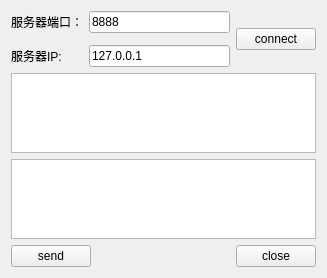
Qt form src/SimpleChat/client/clientwidget.ui (JosanSun/SimpleChat) before a commit.
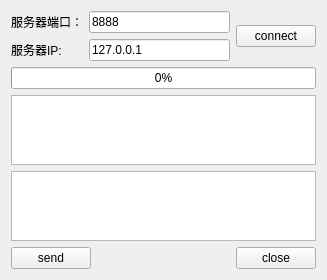
The same form after that commit.

```diff
--- a/src/SimpleChat/client/clientwidget.ui
+++ b/src/SimpleChat/client/clientwidget.ui
@@ -28,24 +28,45 @@
      </property>
     </widget>
    </item>
-   <item row="2" column="1">
+   <item row="0" column="2" rowspan="2">
+    <widget class="QPushButton" name="buttonConnect">
+     <property name="text">
+      <string>connect</string>
+     </property>
+    </widget>
+   </item>
+   <item row="1" column="0">
+    <widget class="QLabel" name="label_2">
+     <property name="text">
+      <string>服务器IP:</string>
+     </property>
+    </widget>
+   </item>
+   <item row="1" column="1">
     <widget class="QLineEdit" name="lineEditIP">
      <property name="text">
       <string>127.0.0.1</string>
      </property>
     </widget>
    </item>
-   <item row="4" column="0" colspan="3">
+   <item row="2" column="0" colspan="3">
+    <widget class="QProgressBar" name="progressBar">
+     <property name="value">
+      <number>0</number>
+     </property>
+    </widget>
+   </item>
+   <item row="3" column="0" colspan="3">
     <widget class="QTextEdit" name="textEditReceive">
      <property name="readOnly">
       <bool>true</bool>
      </property>
     </widget>
    </item>
-   <item row="5" column="0" colspan="3">
+   <item row="4" column="0" colspan="3">
     <widget class="QTextEdit" name="textEditSend"/>
    </item>
-   <item row="6" column="0" colspan="3">
+   <item row="5" column="0" colspan="3">
     <layout class="QHBoxLayout" name="horizontalLayout">
      <item>
       <widget class="QPushButton" name="buttonSend">
@@ -76,20 +97,6 @@
      </item>
     </layout>
    </item>
-   <item row="2" column="0">
-    <widget class="QLabel" name="label_2">
-     <property name="text">
-      <string>服务器IP:</string>
-     </property>
-    </widget>
-   </item>
-   <item row="0" column="2" rowspan="3">
-    <widget class="QPushButton" name="buttonConnect">
-     <property name="text">
-      <string>connect</string>
-     </property>
-    </widget>
-   </item>
   </layout>
  </widget>
  <resources/>
```
